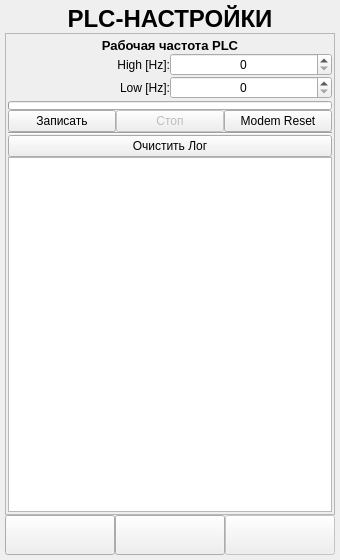
Qt form ANDROID_FORMS/plc_settings_form.ui (DavidSiegman/PLC_RF_Configurator) before a commit.
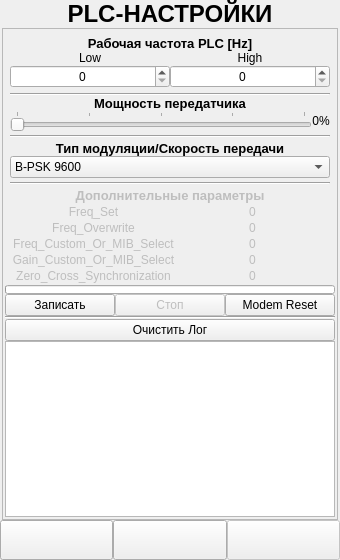
The same form after that commit. Icons and pictures are not drawn.

What changed in the file:
```diff
--- a/ANDROID_FORMS/plc_settings_form.ui
+++ b/ANDROID_FORMS/plc_settings_form.ui
@@ -13,21 +13,21 @@
   <property name="windowTitle">
    <string>Form</string>
   </property>
-  <layout class="QVBoxLayout" name="verticalLayout_2">
+  <layout class="QVBoxLayout" name="verticalLayout_8">
    <property name="spacing">
     <number>0</number>
    </property>
    <property name="leftMargin">
-    <number>5</number>
+    <number>0</number>
    </property>
    <property name="topMargin">
-    <number>5</number>
+    <number>0</number>
    </property>
    <property name="rightMargin">
-    <number>5</number>
+    <number>0</number>
    </property>
    <property name="bottomMargin">
-    <number>5</number>
+    <number>0</number>
    </property>
    <item>
     <widget class="QLabel" name="label_1">
@@ -60,6 +60,27 @@
     </widget>
    </item>
    <item>
+    <widget class="QWidget" name="Main_Widget" native="true">
+     <property name="styleSheet">
+      <string notr="true"/>
+     </property>
+     <layout class="QVBoxLayout" name="verticalLayout_6">
+      <property name="spacing">
+       <number>0</number>
+      </property>
+      <property name="leftMargin">
+       <number>2</number>
+      </property>
+      <property name="topMargin">
+       <number>0</number>
+      </property>
+      <property name="rightMargin">
+       <number>2</number>
+      </property>
+      <property name="bottomMargin">
+       <number>0</number>
+      </property>
+      <item>
     <widget class="QScrollArea" name="scrollArea">
      <property name="horizontalScrollBarPolicy">
       <enum>Qt::ScrollBarAlwaysOff</enum>
@@ -72,8 +93,8 @@
        <rect>
         <x>0</x>
         <y>0</y>
-        <width>328</width>
-        <height>466</height>
+           <width>334</width>
+           <height>486</height>
        </rect>
       </property>
       <layout class="QVBoxLayout" name="verticalLayout">
@@ -99,16 +120,16 @@
            <number>0</number>
           </property>
           <property name="leftMargin">
-           <number>0</number>
+              <number>5</number>
           </property>
           <property name="topMargin">
-           <number>2</number>
+              <number>5</number>
           </property>
           <property name="rightMargin">
-           <number>0</number>
+              <number>5</number>
           </property>
           <property name="bottomMargin">
-           <number>2</number>
+              <number>0</number>
           </property>
           <item>
            <widget class="QLabel" name="label_2">
@@ -139,7 +160,7 @@
              </font>
             </property>
             <property name="text">
-             <string>Рабочая частота PLC</string>
+                <string>Рабочая частота PLC [Hz]</string>
             </property>
             <property name="alignment">
              <set>Qt::AlignCenter</set>
@@ -148,106 +169,10 @@
           </item>
           <item>
            <layout class="QGridLayout" name="gridLayout">
-            <item row="1" column="1">
-             <widget class="QSpinBox" name="PLC_LowF">
-              <property name="sizePolicy">
-               <sizepolicy hsizetype="Expanding" vsizetype="Minimum">
-                <horstretch>0</horstretch>
-                <verstretch>0</verstretch>
-               </sizepolicy>
-              </property>
-              <property name="minimumSize">
-               <size>
-                <width>0</width>
-                <height>0</height>
-               </size>
-              </property>
-              <property name="maximumSize">
-               <size>
-                <width>16777215</width>
-                <height>16777215</height>
-               </size>
-              </property>
-              <property name="font">
-               <font>
-                <family>Microsoft YaHei UI</family>
-               </font>
-              </property>
-              <property name="alignment">
-               <set>Qt::AlignCenter</set>
-              </property>
-              <property name="maximum">
-               <number>999999</number>
-              </property>
-             </widget>
-            </item>
-            <item row="1" column="0">
-             <widget class="QLabel" name="label_4">
-              <property name="sizePolicy">
-               <sizepolicy hsizetype="Expanding" vsizetype="Minimum">
-                <horstretch>0</horstretch>
-                <verstretch>0</verstretch>
-               </sizepolicy>
-              </property>
-              <property name="minimumSize">
-               <size>
-                <width>100</width>
-                <height>0</height>
-               </size>
-              </property>
-              <property name="maximumSize">
-               <size>
-                <width>16777215</width>
-                <height>16777215</height>
-               </size>
-              </property>
-              <property name="font">
-               <font>
-                <family>Microsoft YaHei UI</family>
-               </font>
-              </property>
-              <property name="text">
-               <string>Low [Hz]:</string>
-              </property>
-              <property name="alignment">
-               <set>Qt::AlignRight|Qt::AlignTrailing|Qt::AlignVCenter</set>
-              </property>
-             </widget>
-            </item>
+               <property name="spacing">
+                <number>0</number>
+               </property>
             <item row="0" column="1">
-             <widget class="QSpinBox" name="PLC_HighF">
-              <property name="sizePolicy">
-               <sizepolicy hsizetype="Expanding" vsizetype="Minimum">
-                <horstretch>0</horstretch>
-                <verstretch>0</verstretch>
-               </sizepolicy>
-              </property>
-              <property name="minimumSize">
-               <size>
-                <width>0</width>
-                <height>0</height>
-               </size>
-              </property>
-              <property name="maximumSize">
-               <size>
-                <width>16777215</width>
-                <height>16777215</height>
-               </size>
-              </property>
-              <property name="font">
-               <font>
-                <family>Microsoft YaHei UI</family>
-               </font>
-              </property>
-              <property name="alignment">
-               <set>Qt::AlignCenter</set>
-              </property>
-              <property name="maximum">
-               <number>999999</number>
-              </property>
-             </widget>
-            </item>
-            <item row="0" column="0">
              <widget class="QLabel" name="label_3">
               <property name="sizePolicy">
                <sizepolicy hsizetype="Expanding" vsizetype="Minimum">
@@ -273,10 +198,643 @@
                </font>
               </property>
               <property name="text">
-               <string>High [Hz]:</string>
+                  <string>High</string>
               </property>
               <property name="alignment">
-               <set>Qt::AlignRight|Qt::AlignTrailing|Qt::AlignVCenter</set>
+                  <set>Qt::AlignCenter</set>
+                 </property>
+                </widget>
+               </item>
+               <item row="1" column="1">
+                <widget class="QSpinBox" name="PLC_HighF">
+                 <property name="sizePolicy">
+                  <sizepolicy hsizetype="Expanding" vsizetype="Minimum">
+                   <horstretch>0</horstretch>
+                   <verstretch>0</verstretch>
+                  </sizepolicy>
+                 </property>
+                 <property name="minimumSize">
+                  <size>
+                   <width>0</width>
+                   <height>0</height>
+                  </size>
+                 </property>
+                 <property name="maximumSize">
+                  <size>
+                   <width>16777215</width>
+                   <height>16777215</height>
+                  </size>
+                 </property>
+                 <property name="font">
+                  <font>
+                   <family>Microsoft YaHei UI</family>
+                  </font>
+                 </property>
+                 <property name="alignment">
+                  <set>Qt::AlignCenter</set>
+                 </property>
+                 <property name="maximum">
+                  <number>999999</number>
+                 </property>
+                </widget>
+               </item>
+               <item row="0" column="0">
+                <widget class="QLabel" name="label_4">
+                 <property name="sizePolicy">
+                  <sizepolicy hsizetype="Expanding" vsizetype="Minimum">
+                   <horstretch>0</horstretch>
+                   <verstretch>0</verstretch>
+                  </sizepolicy>
+                 </property>
+                 <property name="minimumSize">
+                  <size>
+                   <width>100</width>
+                   <height>0</height>
+                  </size>
+                 </property>
+                 <property name="maximumSize">
+                  <size>
+                   <width>16777215</width>
+                   <height>16777215</height>
+                  </size>
+                 </property>
+                 <property name="font">
+                  <font>
+                   <family>Microsoft YaHei UI</family>
+                  </font>
+                 </property>
+                 <property name="text">
+                  <string>Low</string>
+                 </property>
+                 <property name="alignment">
+                  <set>Qt::AlignCenter</set>
+                 </property>
+                </widget>
+               </item>
+               <item row="1" column="0">
+                <widget class="QSpinBox" name="PLC_LowF">
+                 <property name="sizePolicy">
+                  <sizepolicy hsizetype="Expanding" vsizetype="Minimum">
+                   <horstretch>0</horstretch>
+                   <verstretch>0</verstretch>
+                  </sizepolicy>
+                 </property>
+                 <property name="minimumSize">
+                  <size>
+                   <width>0</width>
+                   <height>0</height>
+                  </size>
+                 </property>
+                 <property name="maximumSize">
+                  <size>
+                   <width>16777215</width>
+                   <height>16777215</height>
+                  </size>
+                 </property>
+                 <property name="font">
+                  <font>
+                   <family>Microsoft YaHei UI</family>
+                  </font>
+                 </property>
+                 <property name="alignment">
+                  <set>Qt::AlignCenter</set>
+                 </property>
+                 <property name="maximum">
+                  <number>999999</number>
+                 </property>
+                </widget>
+               </item>
+              </layout>
+             </item>
+            </layout>
+           </widget>
+          </item>
+          <item>
+           <widget class="QWidget" name="PLCSettings_Widget" native="true">
+            <layout class="QVBoxLayout" name="verticalLayout_7">
+             <property name="spacing">
+              <number>0</number>
+             </property>
+             <property name="leftMargin">
+              <number>5</number>
+             </property>
+             <property name="topMargin">
+              <number>5</number>
+             </property>
+             <property name="rightMargin">
+              <number>5</number>
+             </property>
+             <property name="bottomMargin">
+              <number>0</number>
+             </property>
+             <item>
+              <widget class="Line" name="line_4">
+               <property name="orientation">
+                <enum>Qt::Horizontal</enum>
+               </property>
+              </widget>
+             </item>
+             <item>
+              <widget class="QLabel" name="label_5">
+               <property name="sizePolicy">
+                <sizepolicy hsizetype="Expanding" vsizetype="Minimum">
+                 <horstretch>0</horstretch>
+                 <verstretch>0</verstretch>
+                </sizepolicy>
+               </property>
+               <property name="minimumSize">
+                <size>
+                 <width>0</width>
+                 <height>0</height>
+                </size>
+               </property>
+               <property name="maximumSize">
+                <size>
+                 <width>16777215</width>
+                 <height>16777215</height>
+                </size>
+               </property>
+               <property name="font">
+                <font>
+                 <family>Microsoft YaHei UI</family>
+                 <pointsize>10</pointsize>
+                 <weight>75</weight>
+                 <bold>true</bold>
+                </font>
+               </property>
+               <property name="text">
+                <string>Мощность передатчика</string>
+               </property>
+               <property name="alignment">
+                <set>Qt::AlignCenter</set>
+               </property>
+              </widget>
+             </item>
+             <item>
+              <layout class="QHBoxLayout" name="horizontalLayout_3">
+               <property name="spacing">
+                <number>0</number>
+               </property>
+               <item>
+                <widget class="QSlider" name="PLC_Power">
+                 <property name="sizePolicy">
+                  <sizepolicy hsizetype="Expanding" vsizetype="Minimum">
+                   <horstretch>0</horstretch>
+                   <verstretch>0</verstretch>
+                  </sizepolicy>
+                 </property>
+                 <property name="minimum">
+                  <number>3</number>
+                 </property>
+                 <property name="maximum">
+                  <number>31</number>
+                 </property>
+                 <property name="pageStep">
+                  <number>1</number>
+                 </property>
+                 <property name="value">
+                  <number>3</number>
+                 </property>
+                 <property name="orientation">
+                  <enum>Qt::Horizontal</enum>
+                 </property>
+                 <property name="tickPosition">
+                  <enum>QSlider::TicksAbove</enum>
+                 </property>
+                 <property name="tickInterval">
+                  <number>7</number>
+                 </property>
+                </widget>
+               </item>
+               <item>
+                <widget class="QLabel" name="PLC_PowerIndic">
+                 <property name="sizePolicy">
+                  <sizepolicy hsizetype="Minimum" vsizetype="Minimum">
+                   <horstretch>0</horstretch>
+                   <verstretch>0</verstretch>
+                  </sizepolicy>
+                 </property>
+                 <property name="font">
+                  <font>
+                   <family>Microsoft YaHei UI</family>
+                  </font>
+                 </property>
+                 <property name="text">
+                  <string>0%</string>
+                 </property>
+                 <property name="scaledContents">
+                  <bool>true</bool>
+                 </property>
+                 <property name="alignment">
+                  <set>Qt::AlignCenter</set>
+                 </property>
+                 <property name="wordWrap">
+                  <bool>false</bool>
+                 </property>
+                </widget>
+               </item>
+              </layout>
+             </item>
+             <item>
+              <widget class="Line" name="line_2">
+               <property name="minimumSize">
+                <size>
+                 <width>0</width>
+                 <height>10</height>
+                </size>
+               </property>
+               <property name="orientation">
+                <enum>Qt::Horizontal</enum>
+               </property>
+              </widget>
+             </item>
+             <item>
+              <widget class="QLabel" name="label_6">
+               <property name="sizePolicy">
+                <sizepolicy hsizetype="Expanding" vsizetype="Minimum">
+                 <horstretch>0</horstretch>
+                 <verstretch>0</verstretch>
+                </sizepolicy>
+               </property>
+               <property name="minimumSize">
+                <size>
+                 <width>0</width>
+                 <height>0</height>
+                </size>
+               </property>
+               <property name="maximumSize">
+                <size>
+                 <width>16777215</width>
+                 <height>16777215</height>
+                </size>
+               </property>
+               <property name="font">
+                <font>
+                 <family>Microsoft YaHei UI</family>
+                 <pointsize>10</pointsize>
+                 <weight>75</weight>
+                 <bold>true</bold>
+                </font>
+               </property>
+               <property name="text">
+                <string>Тип модуляции/Скорость передачи</string>
+               </property>
+               <property name="alignment">
+                <set>Qt::AlignCenter</set>
+               </property>
+              </widget>
+             </item>
+             <item>
+              <widget class="QComboBox" name="PLCModulation">
+               <property name="sizePolicy">
+                <sizepolicy hsizetype="Expanding" vsizetype="Minimum">
+                 <horstretch>0</horstretch>
+                 <verstretch>0</verstretch>
+                </sizepolicy>
+               </property>
+               <property name="font">
+                <font>
+                 <family>Microsoft YaHei UI</family>
+                </font>
+               </property>
+               <item>
+                <property name="text">
+                 <string>B-PSK 9600</string>
+                </property>
+               </item>
+               <item>
+                <property name="text">
+                 <string>Q-PSK 19200</string>
+                </property>
+               </item>
+               <item>
+                <property name="text">
+                 <string>8-PSK 28800</string>
+                </property>
+               </item>
+               <item>
+                <property name="text">
+                 <string>B-PSK Coded 4800</string>
+                </property>
+               </item>
+               <item>
+                <property name="text">
+                 <string>Q-PSK Coded 9600</string>
+                </property>
+               </item>
+               <item>
+                <property name="text">
+                 <string>B-PSK Coded PNA 2400</string>
+                </property>
+               </item>
+              </widget>
+             </item>
+             <item>
+              <widget class="Line" name="line_3">
+               <property name="minimumSize">
+                <size>
+                 <width>0</width>
+                 <height>10</height>
+                </size>
+               </property>
+               <property name="orientation">
+                <enum>Qt::Horizontal</enum>
+               </property>
+              </widget>
+             </item>
+             <item>
+              <widget class="QLabel" name="label_7">
+               <property name="enabled">
+                <bool>false</bool>
+               </property>
+               <property name="sizePolicy">
+                <sizepolicy hsizetype="Expanding" vsizetype="Minimum">
+                 <horstretch>0</horstretch>
+                 <verstretch>0</verstretch>
+                </sizepolicy>
+               </property>
+               <property name="minimumSize">
+                <size>
+                 <width>0</width>
+                 <height>0</height>
+                </size>
+               </property>
+               <property name="maximumSize">
+                <size>
+                 <width>16777215</width>
+                 <height>16777215</height>
+                </size>
+               </property>
+               <property name="font">
+                <font>
+                 <family>Microsoft YaHei UI</family>
+                 <pointsize>10</pointsize>
+                 <weight>75</weight>
+                 <bold>true</bold>
+                </font>
+               </property>
+               <property name="text">
+                <string>Дополнительные параметры</string>
+               </property>
+               <property name="alignment">
+                <set>Qt::AlignCenter</set>
+               </property>
+              </widget>
+             </item>
+             <item>
+              <layout class="QGridLayout" name="gridLayout_2">
+               <property name="leftMargin">
+                <number>2</number>
+               </property>
+               <property name="topMargin">
+                <number>2</number>
+               </property>
+               <property name="rightMargin">
+                <number>2</number>
+               </property>
+               <property name="bottomMargin">
+                <number>2</number>
+               </property>
+               <property name="spacing">
+                <number>2</number>
+               </property>
+               <item row="0" column="0">
+                <widget class="QLabel" name="label_10">
+                 <property name="enabled">
+                  <bool>false</bool>
+                 </property>
+                 <property name="sizePolicy">
+                  <sizepolicy hsizetype="Expanding" vsizetype="Minimum">
+                   <horstretch>0</horstretch>
+                   <verstretch>0</verstretch>
+                  </sizepolicy>
+                 </property>
+                 <property name="font">
+                  <font>
+                   <family>Microsoft YaHei UI</family>
+                  </font>
+                 </property>
+                 <property name="text">
+                  <string>Freq_Set</string>
+                 </property>
+                 <property name="alignment">
+                  <set>Qt::AlignCenter</set>
+                 </property>
+                </widget>
+               </item>
+               <item row="0" column="1">
+                <widget class="QLabel" name="Freq_Set">
+                 <property name="enabled">
+                  <bool>false</bool>
+                 </property>
+                 <property name="sizePolicy">
+                  <sizepolicy hsizetype="Expanding" vsizetype="Minimum">
+                   <horstretch>0</horstretch>
+                   <verstretch>0</verstretch>
+                  </sizepolicy>
+                 </property>
+                 <property name="font">
+                  <font>
+                   <family>Microsoft YaHei UI</family>
+                  </font>
+                 </property>
+                 <property name="text">
+                  <string>0</string>
+                 </property>
+                 <property name="alignment">
+                  <set>Qt::AlignCenter</set>
+                 </property>
+                </widget>
+               </item>
+               <item row="2" column="0">
+                <widget class="QLabel" name="label_8">
+                 <property name="enabled">
+                  <bool>false</bool>
+                 </property>
+                 <property name="sizePolicy">
+                  <sizepolicy hsizetype="Expanding" vsizetype="Minimum">
+                   <horstretch>0</horstretch>
+                   <verstretch>0</verstretch>
+                  </sizepolicy>
+                 </property>
+                 <property name="font">
+                  <font>
+                   <family>Microsoft YaHei UI</family>
+                  </font>
+                 </property>
+                 <property name="text">
+                  <string>Freq_Custom_Or_MIB_Select</string>
+                 </property>
+                 <property name="alignment">
+                  <set>Qt::AlignCenter</set>
+                 </property>
+                </widget>
+               </item>
+               <item row="2" column="1">
+                <widget class="QLabel" name="Freq_Custom_Or_MIB_Select">
+                 <property name="enabled">
+                  <bool>false</bool>
+                 </property>
+                 <property name="sizePolicy">
+                  <sizepolicy hsizetype="Expanding" vsizetype="Minimum">
+                   <horstretch>0</horstretch>
+                   <verstretch>0</verstretch>
+                  </sizepolicy>
+                 </property>
+                 <property name="font">
+                  <font>
+                   <family>Microsoft YaHei UI</family>
+                  </font>
+                 </property>
+                 <property name="text">
+                  <string>0</string>
+                 </property>
+                 <property name="alignment">
+                  <set>Qt::AlignCenter</set>
+                 </property>
+                </widget>
+               </item>
+               <item row="1" column="0">
+                <widget class="QLabel" name="label_9">
+                 <property name="enabled">
+                  <bool>false</bool>
+                 </property>
+                 <property name="sizePolicy">
+                  <sizepolicy hsizetype="Expanding" vsizetype="Minimum">
+                   <horstretch>0</horstretch>
+                   <verstretch>0</verstretch>
+                  </sizepolicy>
+                 </property>
+                 <property name="font">
+                  <font>
+                   <family>Microsoft YaHei UI</family>
+                  </font>
+                 </property>
+                 <property name="text">
+                  <string>Freq_Overwrite</string>
+                 </property>
+                 <property name="alignment">
+                  <set>Qt::AlignCenter</set>
+                 </property>
+                </widget>
+               </item>
+               <item row="1" column="1">
+                <widget class="QLabel" name="Freq_Overwrite">
+                 <property name="enabled">
+                  <bool>false</bool>
+                 </property>
+                 <property name="sizePolicy">
+                  <sizepolicy hsizetype="Expanding" vsizetype="Minimum">
+                   <horstretch>0</horstretch>
+                   <verstretch>0</verstretch>
+                  </sizepolicy>
+                 </property>
+                 <property name="font">
+                  <font>
+                   <family>Microsoft YaHei UI</family>
+                  </font>
+                 </property>
+                 <property name="text">
+                  <string>0</string>
+                 </property>
+                 <property name="alignment">
+                  <set>Qt::AlignCenter</set>
+                 </property>
+                </widget>
+               </item>
+               <item row="3" column="0">
+                <widget class="QLabel" name="label_11">
+                 <property name="enabled">
+                  <bool>false</bool>
+                 </property>
+                 <property name="sizePolicy">
+                  <sizepolicy hsizetype="Expanding" vsizetype="Minimum">
+                   <horstretch>0</horstretch>
+                   <verstretch>0</verstretch>
+                  </sizepolicy>
+                 </property>
+                 <property name="font">
+                  <font>
+                   <family>Microsoft YaHei UI</family>
+                  </font>
+                 </property>
+                 <property name="text">
+                  <string>Gain_Custom_Or_MIB_Select</string>
+                 </property>
+                 <property name="alignment">
+                  <set>Qt::AlignCenter</set>
+                 </property>
+                </widget>
+               </item>
+               <item row="3" column="1">
+                <widget class="QLabel" name="Gain_Custom_Or_MIB_Select">
+                 <property name="enabled">
+                  <bool>false</bool>
+                 </property>
+                 <property name="sizePolicy">
+                  <sizepolicy hsizetype="Expanding" vsizetype="Minimum">
+                   <horstretch>0</horstretch>
+                   <verstretch>0</verstretch>
+                  </sizepolicy>
+                 </property>
+                 <property name="font">
+                  <font>
+                   <family>Microsoft YaHei UI</family>
+                  </font>
+                 </property>
+                 <property name="text">
+                  <string>0</string>
+                 </property>
+                 <property name="alignment">
+                  <set>Qt::AlignCenter</set>
+                 </property>
+                </widget>
+               </item>
+               <item row="4" column="0">
+                <widget class="QLabel" name="label_12">
+                 <property name="enabled">
+                  <bool>false</bool>
+                 </property>
+                 <property name="sizePolicy">
+                  <sizepolicy hsizetype="Expanding" vsizetype="Minimum">
+                   <horstretch>0</horstretch>
+                   <verstretch>0</verstretch>
+                  </sizepolicy>
+                 </property>
+                 <property name="font">
+                  <font>
+                   <family>Microsoft YaHei UI</family>
+                  </font>
+                 </property>
+                 <property name="text">
+                  <string>Zero_Cross_Synchronization</string>
+                 </property>
+                 <property name="alignment">
+                  <set>Qt::AlignCenter</set>
+                 </property>
+                </widget>
+               </item>
+               <item row="4" column="1">
+                <widget class="QLabel" name="Zero_Cross_Synchronization">
+                 <property name="enabled">
+                  <bool>false</bool>
+                 </property>
+                 <property name="sizePolicy">
+                  <sizepolicy hsizetype="Expanding" vsizetype="Minimum">
+                   <horstretch>0</horstretch>
+                   <verstretch>0</verstretch>
+                  </sizepolicy>
+                 </property>
+                 <property name="font">
+                  <font>
+                   <family>Microsoft YaHei UI</family>
+                  </font>
+                 </property>
+                 <property name="text">
+                  <string>0</string>
+                 </property>
+                 <property name="alignment">
+                  <set>Qt::AlignCenter</set>
               </property>
              </widget>
             </item>
@@ -467,6 +1025,9 @@
      </widget>
     </widget>
    </item>
+     </layout>
+    </widget>
+   </item>
    <item>
     <widget class="QWidget" name="DownPanel_Widget" native="true">
      <property name="styleSheet">
@@ -561,6 +1122,27 @@
          </widget>
         </item>
         <item>
+         <widget class="QWidget" name="Next_Widget" native="true">
+          <property name="enabled">
+           <bool>false</bool>
+          </property>
+          <layout class="QVBoxLayout" name="verticalLayout_2">
+           <property name="spacing">
+            <number>0</number>
+           </property>
+           <property name="leftMargin">
+            <number>0</number>
+           </property>
+           <property name="topMargin">
+            <number>0</number>
+           </property>
+           <property name="rightMargin">
+            <number>0</number>
+           </property>
+           <property name="bottomMargin">
+            <number>0</number>
+           </property>
+           <item>
          <widget class="QPushButton" name="Next">
           <property name="enabled">
            <bool>false</bool>
@@ -590,6 +1172,9 @@
             <height>30</height>
            </size>
           </property>
+            </widget>
+           </item>
+          </layout>
          </widget>
         </item>
        </layout>
```
Lines whose indentation alone changed are shown as unchanged.
